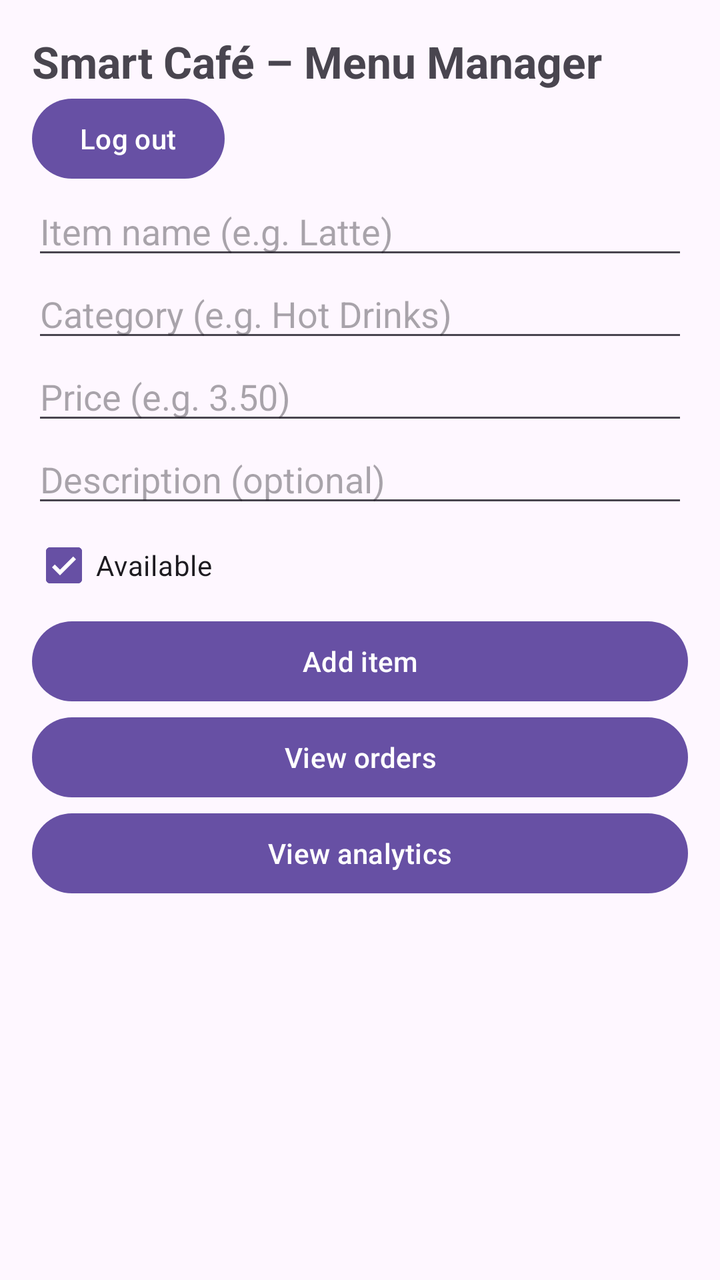
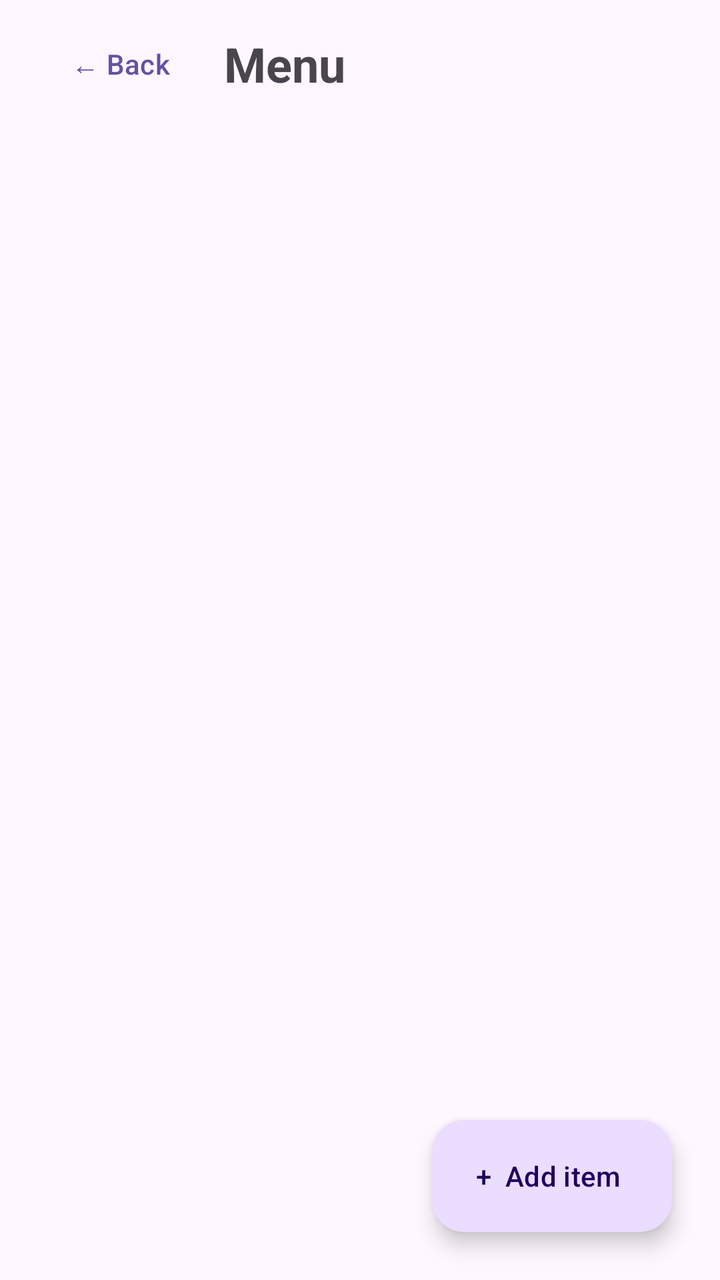

Screens rendered from an Android XML layout before and after an edit, with the pre-edit source and the edit as a unified diff.
<!-- AndroidManifest.xml: application theme Theme.SmartCafeAdmin -->
<!-- res/layout/activity_main.xml -->
<?xml version="1.0" encoding="utf-8"?>
<LinearLayout xmlns:android="http://schemas.android.com/apk/res/android"
    android:id="@+id/main"
    android:layout_width="match_parent"
    android:layout_height="match_parent"
    android:orientation="vertical"
    android:padding="16dp">

    <TextView
        android:id="@+id/textTitle"
        android:layout_width="wrap_content"
        android:layout_height="wrap_content"
        android:text="Smart Café – Menu Manager"
        android:textSize="22sp"
        android:textStyle="bold" />

    <Button
        android:id="@+id/buttonLogout"
        android:layout_width="wrap_content"
        android:layout_height="wrap_content"
        android:text="Log out" />

    <EditText
        android:id="@+id/editName"
        android:layout_width="match_parent"
        android:layout_height="wrap_content"
        android:hint="Item name (e.g. Latte)"
        android:inputType="text" />

    <EditText
        android:id="@+id/editCategory"
        android:layout_width="match_parent"
        android:layout_height="wrap_content"
        android:hint="Category (e.g. Hot Drinks)"
        android:inputType="text" />

    <EditText
        android:id="@+id/editPrice"
        android:layout_width="match_parent"
        android:layout_height="wrap_content"
        android:hint="Price (e.g. 3.50)"
        android:inputType="numberDecimal" />

    <EditText
        android:id="@+id/editDescription"
        android:layout_width="match_parent"
        android:layout_height="wrap_content"
        android:hint="Description (optional)"
        android:inputType="textCapSentences" />

    <CheckBox
        android:id="@+id/checkAvailable"
        android:layout_width="wrap_content"
        android:layout_height="wrap_content"
        android:checked="true"
        android:text="Available" />

    <Button
        android:id="@+id/buttonAdd"
        android:layout_width="match_parent"
        android:layout_height="wrap_content"
        android:text="Add item" />

    <Button
        android:id="@+id/buttonOrders"
        android:layout_width="match_parent"
        android:layout_height="wrap_content"
        android:text="View orders" />

    <Button
        android:id="@+id/buttonAnalytics"
        android:layout_width="match_parent"
        android:layout_height="wrap_content"
        android:text="View analytics" />

    <ListView
        android:id="@+id/listMenu"
        android:layout_width="match_parent"
        android:layout_height="0dp"
        android:layout_weight="1" />

</LinearLayout>
<!-- resources referenced by this layout -->
<resources>
  <style name="Theme.SmartCafeAdmin" parent="Base.Theme.SmartCafeAdmin" />
  <style name="Base.Theme.SmartCafeAdmin" parent="Theme.Material3.DayNight.NoActionBar">
          
          
      </style>
</resources>

<!-- the commit's change to res/layout/activity_main.xml (unified diff, before → after) -->
@@ -1,82 +1,77 @@
 <?xml version="1.0" encoding="utf-8"?>
-<LinearLayout xmlns:android="http://schemas.android.com/apk/res/android"
+<FrameLayout xmlns:android="http://schemas.android.com/apk/res/android"
+    xmlns:app="http://schemas.android.com/apk/res-auto"
     android:id="@+id/main"
     android:layout_width="match_parent"
-    android:layout_height="match_parent"
-    android:orientation="vertical"
-    android:padding="16dp">
+    android:layout_height="match_parent">
 
-    <TextView
-        android:id="@+id/textTitle"
+    <LinearLayout
+        android:layout_width="match_parent"
+        android:layout_height="match_parent"
+        android:orientation="vertical"
+        android:paddingHorizontal="16dp"
+        android:paddingTop="8dp">
+
+        <LinearLayout
+            android:layout_width="match_parent"
+            android:layout_height="wrap_content"
+            android:gravity="center_vertical"
+            android:orientation="horizontal">
+
+            <Button
+                android:id="@+id/buttonBack"
+                style="@style/Widget.Material3.Button.TextButton"
+                android:layout_width="wrap_content"
+                android:layout_height="wrap_content"
+                android:text="← Back" />
+
+            <TextView
+                android:layout_width="wrap_content"
+                android:layout_height="wrap_content"
+                android:layout_marginStart="8dp"
+                android:text="Menu"
+                android:textSize="24sp"
+                android:textStyle="bold" />
+        </LinearLayout>
+
+        <HorizontalScrollView
+            android:layout_width="match_parent"
+            android:layout_height="wrap_content"
+            android:scrollbars="none">
+
+            <com.google.android.material.chip.ChipGroup
+                android:id="@+id/chipGroupCategories"
+                android:layout_width="wrap_content"
+                android:layout_height="wrap_content"
+                app:selectionRequired="true"
+                app:singleLine="true"
+                app:singleSelection="true" />
+        </HorizontalScrollView>
+
+        <TextView
+            android:id="@+id/textEmpty"
+            android:layout_width="match_parent"
+            android:layout_height="wrap_content"
+            android:gravity="center"
+            android:padding="24dp"
+            android:text="No items in this category yet"
+            android:visibility="gone" />
+
+        <androidx.recyclerview.widget.RecyclerView
+            android:id="@+id/recyclerMenu"
+            android:layout_width="match_parent"
+            android:layout_height="0dp"
+            android:layout_weight="1"
+            android:clipToPadding="false"
+            android:paddingBottom="96dp" />
+    </LinearLayout>
+
+    <com.google.android.material.floatingactionbutton.ExtendedFloatingActionButton
+        android:id="@+id/fabAdd"
         android:layout_width="wrap_content"
         android:layout_height="wrap_content"
-        android:text="Smart Café – Menu Manager"
-        android:textSize="22sp"
-        android:textStyle="bold" />
+        android:layout_gravity="bottom|end"
+        android:layout_margin="24dp"
+        android:text="+  Add item" />
 
-    <Button
-        android:id="@+id/buttonLogout"
-        android:layout_width="wrap_content"
-        android:layout_height="wrap_content"
-        android:text="Log out" />
-
-    <EditText
-        android:id="@+id/editName"
-        android:layout_width="match_parent"
-        android:layout_height="wrap_content"
-        android:hint="Item name (e.g. Latte)"
-        android:inputType="text" />
-
-    <EditText
-        android:id="@+id/editCategory"
-        android:layout_width="match_parent"
-        android:layout_height="wrap_content"
-        android:hint="Category (e.g. Hot Drinks)"
-        android:inputType="text" />
-
-    <EditText
-        android:id="@+id/editPrice"
-        android:layout_width="match_parent"
-        android:layout_height="wrap_content"
-        android:hint="Price (e.g. 3.50)"
-        android:inputType="numberDecimal" />
-
-    <EditText
-        android:id="@+id/editDescription"
-        android:layout_width="match_parent"
-        android:layout_height="wrap_content"
-        android:hint="Description (optional)"
-        android:inputType="textCapSentences" />
-
-    <CheckBox
-        android:id="@+id/checkAvailable"
-        android:layout_width="wrap_content"
-        android:layout_height="wrap_content"
-        android:checked="true"
-        android:text="Available" />
-
-    <Button
-        android:id="@+id/buttonAdd"
-        android:layout_width="match_parent"
-        android:layout_height="wrap_content"
-        android:text="Add item" />
-
-    <Button
-        android:id="@+id/buttonOrders"
-        android:layout_width="match_parent"
-        android:layout_height="wrap_content"
-        android:text="View orders" />
-
-    <Button
-        android:id="@+id/buttonAnalytics"
-        android:layout_width="match_parent"
-        android:layout_height="wrap_content"
-        android:text="View analytics" />
-
-    <ListView
-        android:id="@+id/listMenu"
-        android:layout_width="match_parent"
-        android:layout_height="0dp"
-        android:layout_weight="1" />
-
-</LinearLayout>
+</FrameLayout>
